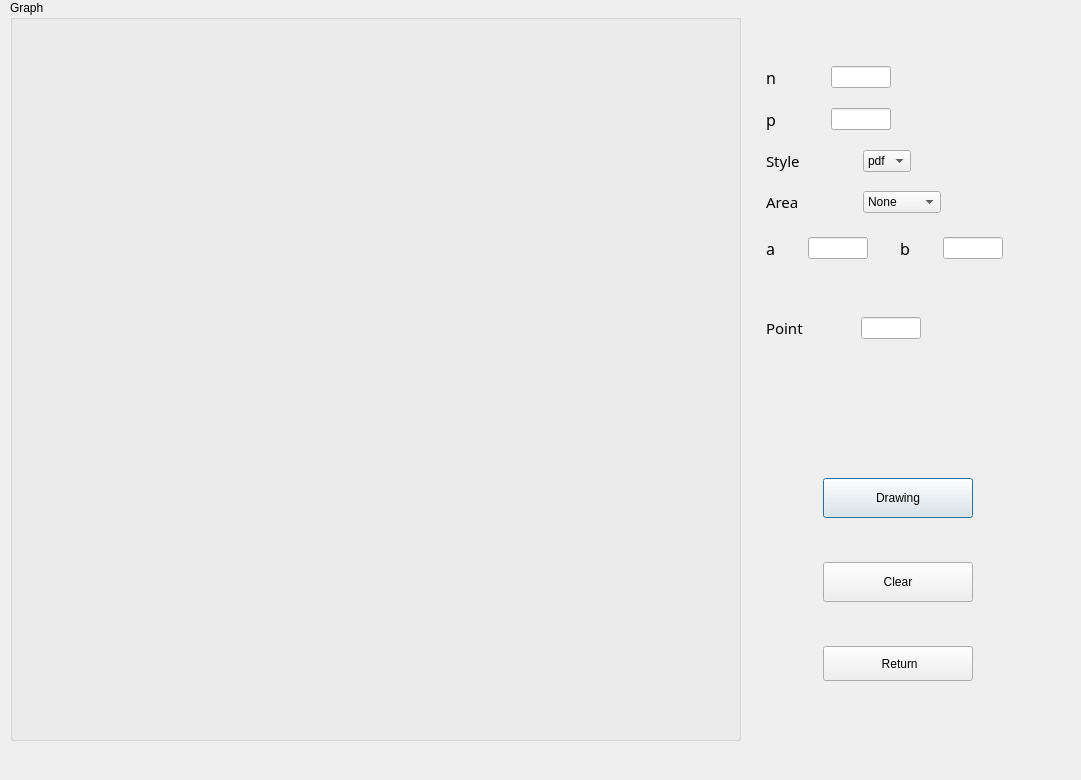
Before: the Qt Designer form uiView/binomialDialog.ui in ShaohuaTong/Verteilung_Analyse, drawn with Qt 5.
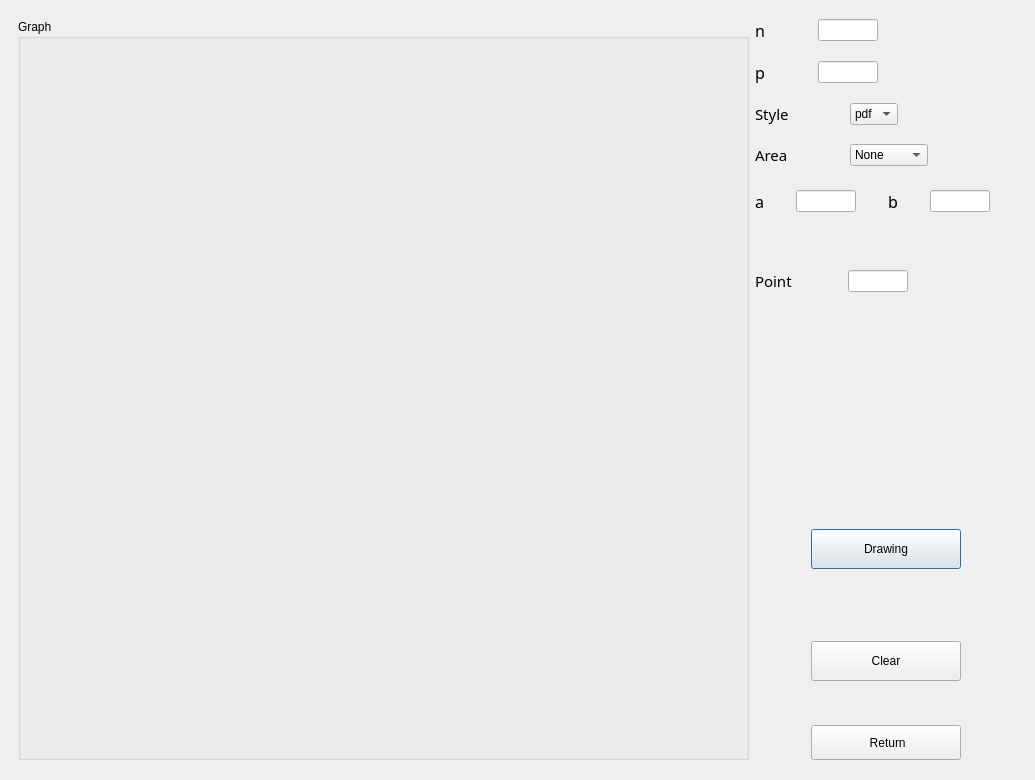
After: the same form once the commit is applied.

Diff of the .ui file:
```diff
--- a/uiView/binomialDialog.ui
+++ b/uiView/binomialDialog.ui
@@ -6,35 +6,15 @@
    <rect>
     <x>0</x>
     <y>0</y>
-    <width>1081</width>
+    <width>1035</width>
     <height>780</height>
    </rect>
   </property>
   <property name="windowTitle">
    <string>Dialog</string>
   </property>
-  <widget class="QGroupBox" name="groupBox">
-   <property name="geometry">
-    <rect>
-     <x>10</x>
-     <y>0</y>
-     <width>731</width>
-     <height>741</height>
-    </rect>
-   </property>
-   <property name="title">
-    <string>Graph</string>
-   </property>
-  </widget>
-  <widget class="QWidget" name="">
-   <property name="geometry">
-    <rect>
-     <x>766</x>
-     <y>66</y>
-     <width>263</width>
-     <height>615</height>
-    </rect>
-   </property>
+  <layout class="QGridLayout" name="gridLayout">
+   <item row="1" column="2">
    <layout class="QVBoxLayout" name="verticalLayout_9">
     <item>
      <layout class="QVBoxLayout" name="verticalLayout_8">
@@ -703,7 +683,73 @@
      </layout>
     </item>
    </layout>
-  </widget>
+   </item>
+   <item row="0" column="1">
+    <spacer name="verticalSpacer_10">
+     <property name="orientation">
+      <enum>Qt::Vertical</enum>
+     </property>
+     <property name="sizeHint" stdset="0">
+      <size>
+       <width>20</width>
+       <height>40</height>
+      </size>
+     </property>
+    </spacer>
+   </item>
+   <item row="1" column="3">
+    <spacer name="horizontalSpacer_21">
+     <property name="orientation">
+      <enum>Qt::Horizontal</enum>
+     </property>
+     <property name="sizeHint" stdset="0">
+      <size>
+       <width>40</width>
+       <height>20</height>
+      </size>
+     </property>
+    </spacer>
+   </item>
+   <item row="1" column="0">
+    <spacer name="horizontalSpacer_20">
+     <property name="orientation">
+      <enum>Qt::Horizontal</enum>
+     </property>
+     <property name="sizeHint" stdset="0">
+      <size>
+       <width>40</width>
+       <height>20</height>
+      </size>
+     </property>
+    </spacer>
+   </item>
+   <item row="1" column="1">
+    <widget class="QGroupBox" name="groupBox">
+     <property name="minimumSize">
+      <size>
+       <width>731</width>
+       <height>741</height>
+      </size>
+     </property>
+     <property name="title">
+      <string>Graph</string>
+     </property>
+    </widget>
+   </item>
+   <item row="2" column="1">
+    <spacer name="verticalSpacer_11">
+     <property name="orientation">
+      <enum>Qt::Vertical</enum>
+     </property>
+     <property name="sizeHint" stdset="0">
+      <size>
+       <width>20</width>
+       <height>40</height>
+      </size>
+     </property>
+    </spacer>
+   </item>
+  </layout>
  </widget>
  <resources/>
  <connections/>
```
Lines whose indentation alone changed are shown as unchanged.
